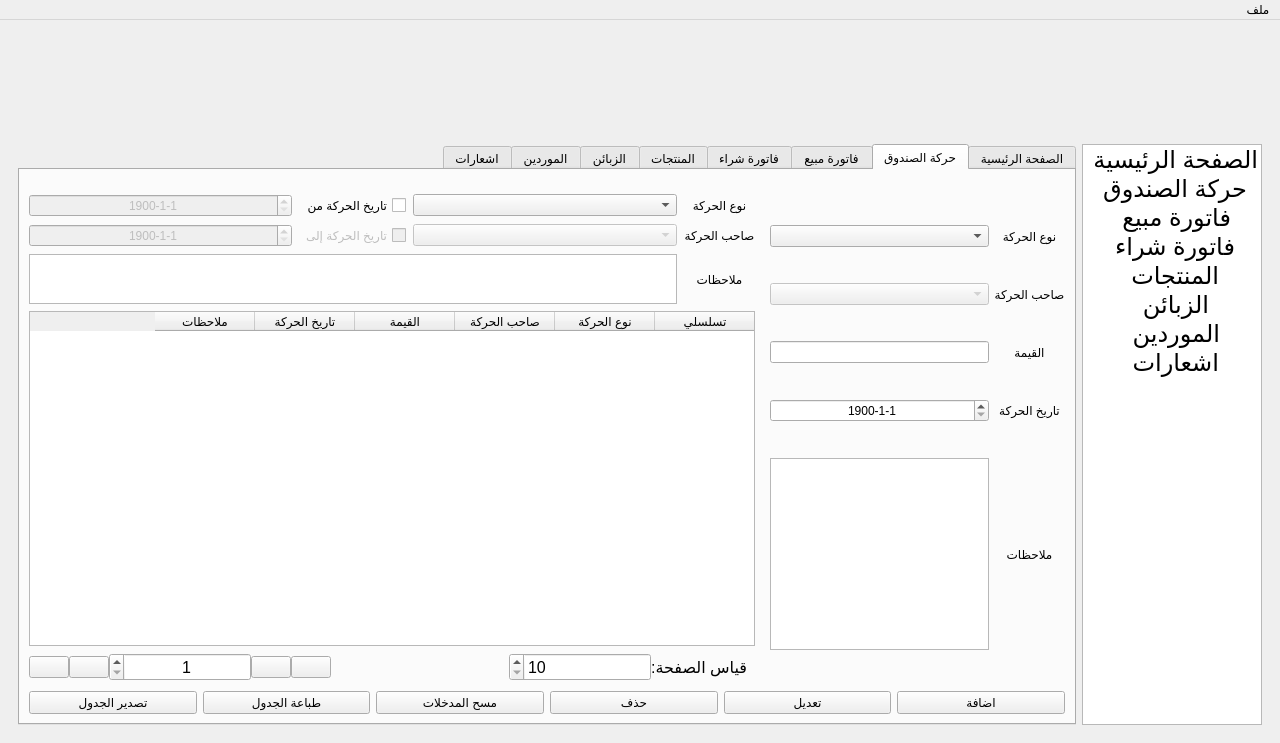
Before: the Qt Designer form j_shop.ui in sameraga/Al_Jamal_Shop, drawn with Qt 5.
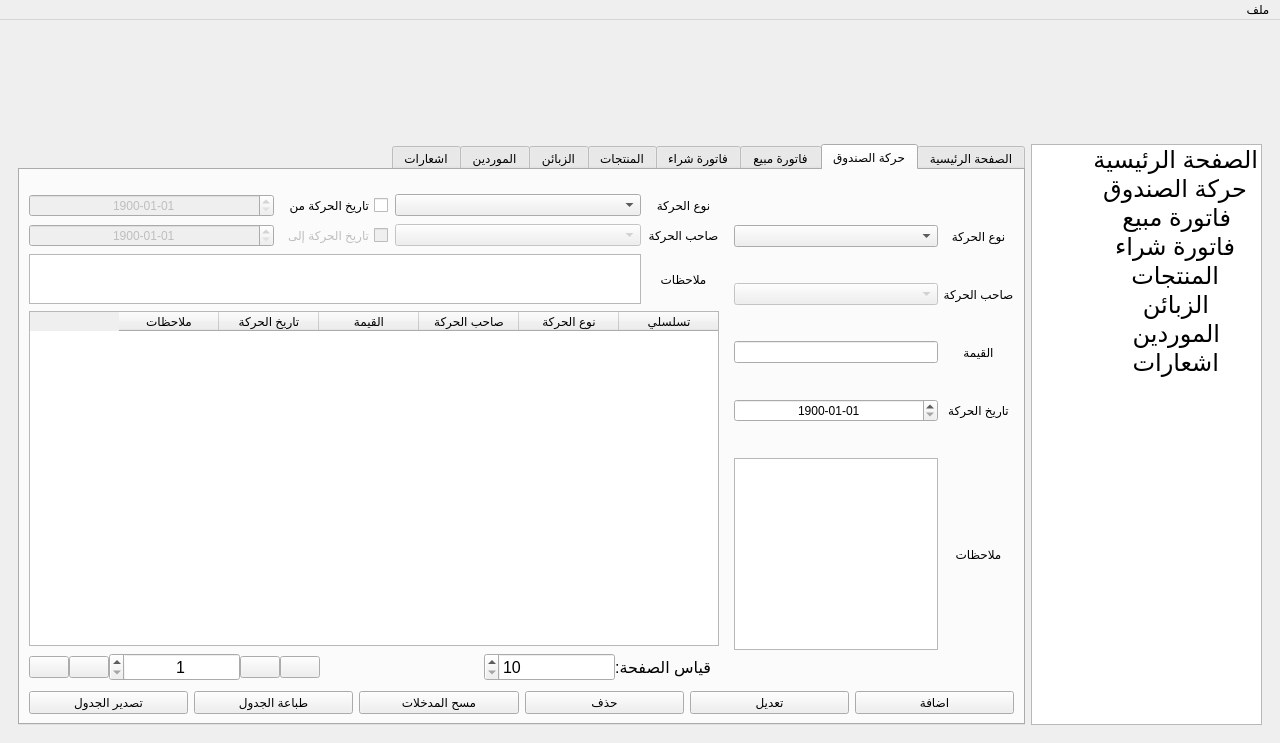
After: the same form once the commit is applied. The open tabs and pages were chosen to show the change. Icons and pictures are not drawn.

The edit to the form file:
```diff
--- a/j_shop.ui
+++ b/j_shop.ui
@@ -102,7 +102,7 @@
          </layout>
         </item>
         <item>
-         <layout class="QHBoxLayout" name="horizontalLayout" stretch="1,6">
+         <layout class="QHBoxLayout" name="horizontalLayout" stretch="1,0">
           <item>
            <widget class="QListWidget" name="listWidget">
             <property name="sizePolicy">
@@ -538,7 +538,7 @@
                      </date>
                     </property>
                     <property name="displayFormat">
-                     <string>yyyy-M-d</string>
+                     <string>yyyy-MM-dd</string>
                     </property>
                     <property name="date">
                      <date>
@@ -741,7 +741,7 @@
                        </date>
                       </property>
                       <property name="displayFormat">
-                       <string>yyyy-M-d</string>
+                       <string>yyyy-MM-dd</string>
                       </property>
                       <property name="date">
                        <date>
@@ -783,7 +783,7 @@
                        </date>
                       </property>
                       <property name="displayFormat">
-                       <string>yyyy-M-d</string>
+                       <string>yyyy-MM-dd</string>
                       </property>
                       <property name="date">
                        <date>
```
Left out of the diff: 160 changed lines with no effect on the pictures.
